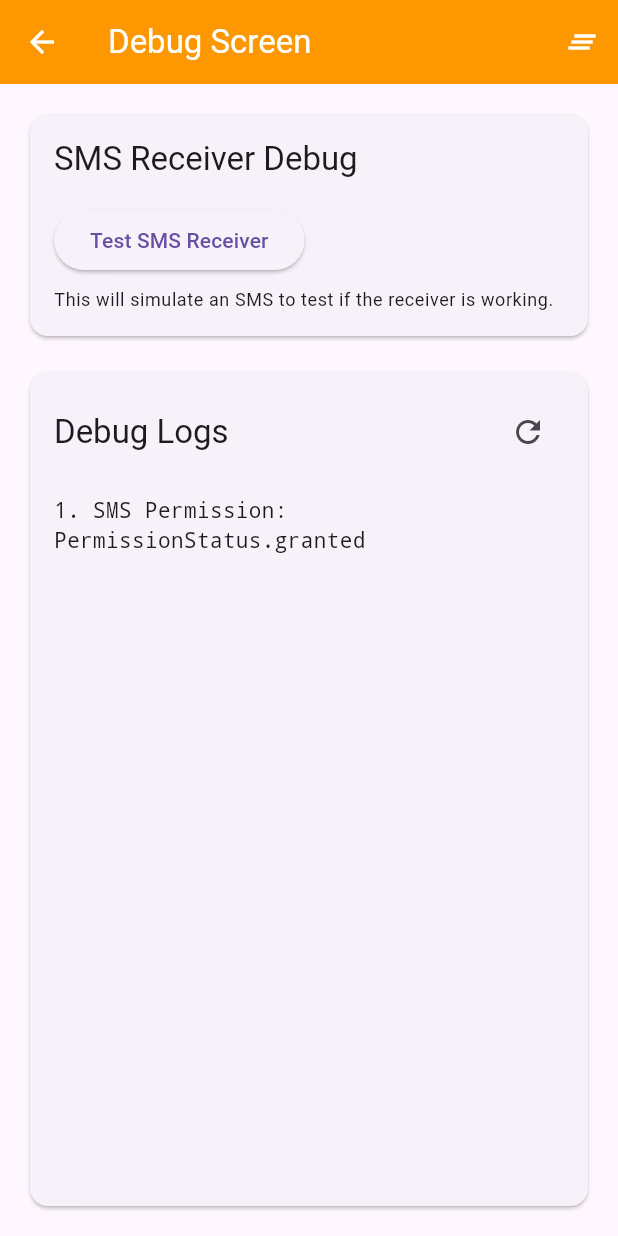
After one commit to softuvo-shanky/forward-sms-app, a Flutter app: the screen it shows after launch, after a tap on the "bug report" icon, on a phone screen of 412 x 824 dp. The commit adds this screen. Run offline on Flutter 3.47's test engine with Material 3 defaults, Android fonts, the phone set to English and light mode, and no system bars; our stand-ins replace permission_handler, shared_preferences; missing offline and left inert: mailer, sms_advanced.

Commit message:
Add SMS receiver debugging: Enhanced logging and debug screen

```diff
--- /dev/null
+++ b/lib/screens/debug_screen.dart
@@ -0,0 +1,168 @@
+import 'package:flutter/material.dart';
+import 'package:flutter/services.dart';
+import 'package:permission_handler/permission_handler.dart';
+
+class DebugScreen extends StatefulWidget {
+  const DebugScreen({super.key});
+
+  @override
+  State<DebugScreen> createState() => _DebugScreenState();
+}
+
+class _DebugScreenState extends State<DebugScreen> {
+  static const MethodChannel _channel = MethodChannel('sms_service');
+  List<String> _debugLogs = [];
+  bool _isListening = false;
+
+  @override
+  void initState() {
+    super.initState();
+    _setupMethodChannel();
+    _checkPermissions();
+  }
+
+  void _setupMethodChannel() {
+    _channel.setMethodCallHandler((call) async {
+      if (call.method == 'onSmsReceived') {
+        final Map<dynamic, dynamic> smsData = call.arguments;
+        setState(() {
+          _debugLogs.add('SMS received: ${smsData['sender']} - ${smsData['message']}');
+        });
+      }
+    });
+  }
+
+  Future<void> _checkPermissions() async {
+    final smsStatus = await Permission.sms.status;
+    setState(() {
+      _debugLogs.add('SMS Permission: ${smsStatus.toString()}');
+    });
+  }
+
+  Future<void> _testSmsReceiver() async {
+    setState(() {
+      _debugLogs.add('Testing SMS receiver...');
+    });
+
+    try {
+      // Simulate an SMS for testing
+      await _channel.invokeMethod('onSmsReceived', {
+        'sender': 'Test123',
+        'message': 'This is a test SMS',
+        'timestamp': DateTime.now().toIso8601String(),
+      });
+
+      setState(() {
+        _debugLogs.add('Test SMS sent to receiver');
+      });
+    } catch (e) {
+      setState(() {
+        _debugLogs.add('Error testing SMS receiver: $e');
+      });
+    }
+  }
+
+  void _clearLogs() {
+    setState(() {
+      _debugLogs.clear();
+    });
+  }
+
+  @override
+  Widget build(BuildContext context) {
+    return Scaffold(
+      appBar: AppBar(
+        title: const Text('Debug Screen'),
+        backgroundColor: Colors.orange,
+        foregroundColor: Colors.white,
+        actions: [
+          IconButton(
+            icon: const Icon(Icons.clear_all),
+            onPressed: _clearLogs,
+            tooltip: 'Clear Logs',
+          ),
+        ],
+      ),
+      body: Padding(
+        padding: const EdgeInsets.all(16.0),
+        child: Column(
+          crossAxisAlignment: CrossAxisAlignment.stretch,
+          children: [
+            Card(
+              child: Padding(
+                padding: const EdgeInsets.all(16.0),
+                child: Column(
+                  crossAxisAlignment: CrossAxisAlignment.start,
+                  children: [
+                    Text(
+                      'SMS Receiver Debug',
+                      style: Theme.of(context).textTheme.titleLarge,
+                    ),
+                    const SizedBox(height: 16),
+                    ElevatedButton(
+                      onPressed: _testSmsReceiver,
+                      child: const Text('Test SMS Receiver'),
+                    ),
+                    const SizedBox(height: 8),
+                    Text(
+                      'This will simulate an SMS to test if the receiver is working.',
+                      style: Theme.of(context).textTheme.bodySmall,
+                    ),
+                  ],
+                ),
+              ),
+            ),
+            const SizedBox(height: 16),
+            Expanded(
+              child: Card(
+                child: Padding(
+                  padding: const EdgeInsets.all(16.0),
+                  child: Column(
+                    crossAxisAlignment: CrossAxisAlignment.start,
+                    children: [
+                      Row(
+                        children: [
+                          Text(
+                            'Debug Logs',
+                            style: Theme.of(context).textTheme.titleLarge,
+                          ),
+                          const Spacer(),
+                          IconButton(
+                            icon: const Icon(Icons.refresh),
+                            onPressed: () {
+                              setState(() {});
+                            },
+                          ),
+                        ],
+                      ),
+                      const SizedBox(height: 16),
+                      Expanded(
+                        child: _debugLogs.isEmpty
+                            ? const Center(
+                                child: Text('No debug logs yet. Send a test SMS or tap "Test SMS Receiver".'),
+                              )
+                            : ListView.builder(
+                                itemCount: _debugLogs.length,
+                                itemBuilder: (context, index) {
+                                  final log = _debugLogs[index];
+                                  return Padding(
+                                    padding: const EdgeInsets.symmetric(vertical: 2),
+                                    child: Text(
+                                      '${index + 1}. $log',
+                                      style: const TextStyle(fontFamily: 'monospace'),
+                                    ),
+                                  );
+                                },
+                              ),
+                      ),
+                    ],
+                  ),
+                ),
+              ),
+            ),
+          ],
+        ),
+      ),
+    );
+  }
+}
--- a/lib/screens/home_screen.dart
+++ b/lib/screens/home_screen.dart
@@ -4,6 +4,7 @@ import '../services/sms_service_simple.dart';
 import '../services/email_service.dart';
 import 'settings_screen.dart';
 import 'logs_screen.dart';
+import 'debug_screen.dart';
 
 class HomeScreen extends StatefulWidget {
   const HomeScreen({super.key});
@@ -107,6 +108,16 @@ class _HomeScreenState extends State<HomeScreen> {
         backgroundColor: Colors.blue,
         foregroundColor: Colors.white,
         actions: [
+          IconButton(
+            icon: const Icon(Icons.bug_report),
+            onPressed: () {
+              Navigator.push(
+                context,
+                MaterialPageRoute(builder: (context) => const DebugScreen()),
+              );
+            },
+            tooltip: 'Debug SMS Receiver',
+          ),
           IconButton(
             icon: const Icon(Icons.analytics),
             onPressed: () {
```
Also changed, not shown: 1 other file.
